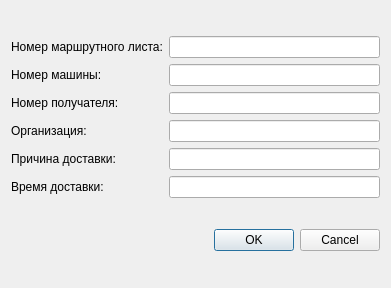
Old version of the form CourseDB/editentryroutesheet.ui in the repository RDaniil1/SQLcourse.
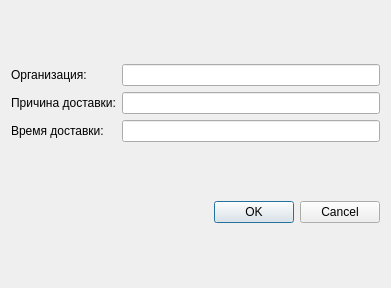
New version of the form.

```diff
--- a/CourseDB/editentryroutesheet.ui
+++ b/CourseDB/editentryroutesheet.ui
@@ -16,66 +16,36 @@
   <layout class="QVBoxLayout" name="verticalLayout">
    <item>
     <layout class="QGridLayout" name="gridLayout">
-     <item row="2" column="0">
-      <widget class="QLabel" name="label_3">
-       <property name="text">
-        <string>Номер получателя:</string>
-       </property>
-      </widget>
-     </item>
-     <item row="1" column="1">
-      <widget class="QLineEdit" name="idVehicleEdit"/>
-     </item>
-     <item row="1" column="0">
-      <widget class="QLabel" name="label_2">
-       <property name="text">
-        <string>Номер машины:</string>
-       </property>
-      </widget>
-     </item>
-     <item row="3" column="1">
-      <widget class="QLineEdit" name="organisationEdit"/>
-     </item>
-     <item row="3" column="0">
+     <item row="0" column="0">
       <widget class="QLabel" name="label_4">
        <property name="text">
         <string>Организация:</string>
        </property>
       </widget>
      </item>
-     <item row="4" column="0">
+     <item row="1" column="0">
       <widget class="QLabel" name="label_5">
        <property name="text">
         <string>Причина доставки:</string>
        </property>
       </widget>
      </item>
-     <item row="0" column="0">
-      <widget class="QLabel" name="label">
-       <property name="text">
-        <string>Номер маршрутного листа:</string>
-       </property>
-      </widget>
-     </item>
-     <item row="2" column="1">
-      <widget class="QLineEdit" name="idDestinationEdit"/>
-     </item>
-     <item row="4" column="1">
+     <item row="1" column="1">
       <widget class="QLineEdit" name="reasonEdit"/>
      </item>
-     <item row="0" column="1">
-      <widget class="QLineEdit" name="idRouteSheetEdit"/>
-     </item>
-     <item row="5" column="1">
-      <widget class="QLineEdit" name="timeStampEdit"/>
-     </item>
-     <item row="5" column="0">
+     <item row="2" column="0">
       <widget class="QLabel" name="label_6">
        <property name="text">
         <string>Время доставки:</string>
        </property>
       </widget>
      </item>
+     <item row="0" column="1">
+      <widget class="QLineEdit" name="organisationEdit"/>
+     </item>
+     <item row="2" column="1">
+      <widget class="QLineEdit" name="timeStampEdit"/>
+     </item>
     </layout>
    </item>
    <item>
```
